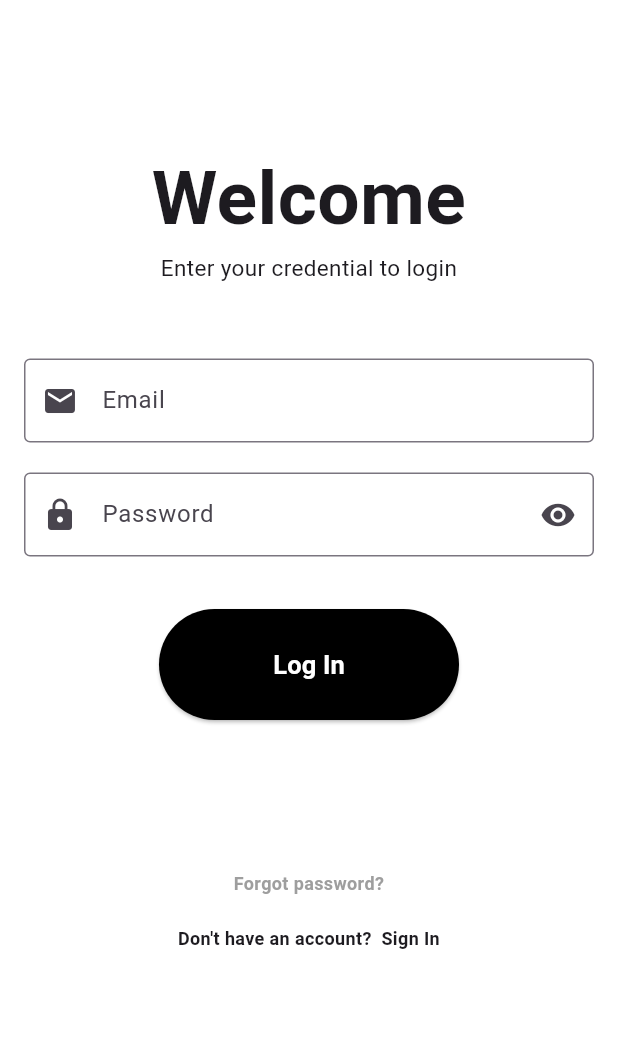
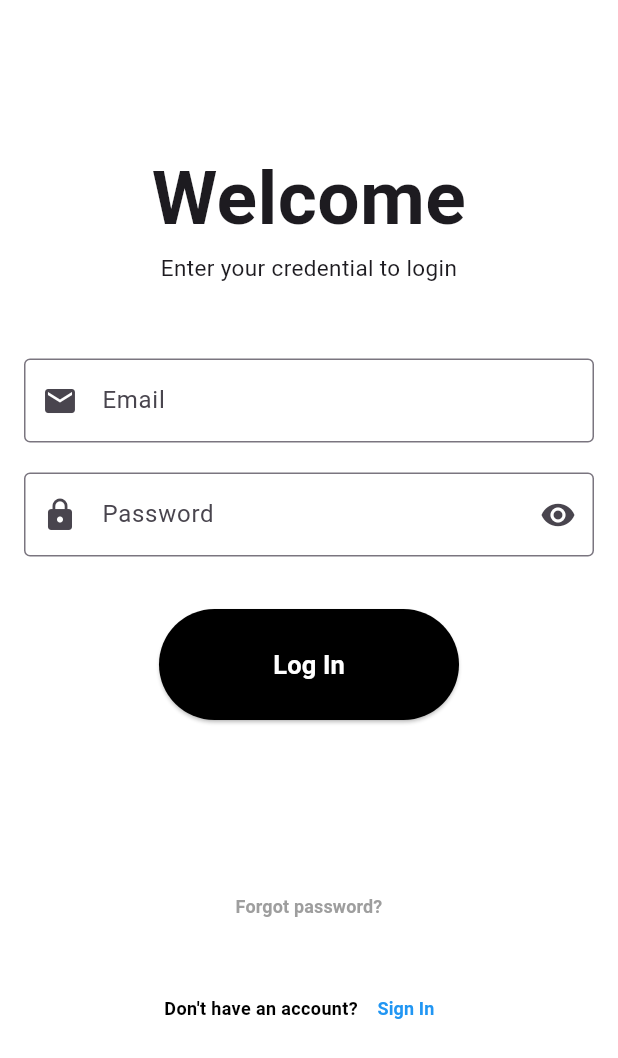
Before and after one commit to fritzjohn-wvsu/cc206-Hotel_Reservation_System, a Flutter app: the screen it shows after launch, on a phone screen of 412 x 824 dp. Shown: the top 1058 px of the screen. Run offline on Flutter 3.47's test engine with Material 3 defaults, Android fonts, the phone set to English and light mode, and no system bars.

```diff
--- a/lib/features/updated_login_page.dart
+++ b/lib/features/updated_login_page.dart
@@ -115,9 +115,16 @@ class _LoginState extends State<Login> {
                 ),
               ),
             ),
+
+
              const SizedBox(height: 100),
-            const Center(
-              child: Text(
+              // Forgot Password Button
+              Center(
+                child: TextButton(
+                  onPressed: () {
+                    // Define what happens when the 'Forgot password?' button is pressed
+                  },
+                  child: const Text(
                     'Forgot password?',
                     style: TextStyle(
                       fontSize: 12,
@@ -127,15 +134,37 @@ class _LoginState extends State<Login> {
                     textAlign: TextAlign.center,
                   ),
                 ),
+              ),
               const SizedBox(height: 20),
-            const Center(
-              child: Text(
-                'Don\'t have an account?  Sign In',
+              // Sign In Section
+              Center(
+                child: Row(
+                  mainAxisAlignment: MainAxisAlignment.center,
+                  children: [
+                    const Text(
+                      'Don\'t have an account?',
                       style: TextStyle(
                         fontSize: 12,
                         fontWeight: FontWeight.bold,
+                        color: Colors.black,
                       ),
                       textAlign: TextAlign.center,
+                    ),
+                    TextButton(
+                      onPressed: () {
+                        // Define what happens when the 'Sign In' button is pressed
+                      },
+                      child: const Text(
+                        'Sign In',
+                        style: TextStyle(
+                          fontSize: 12,
+                          fontWeight: FontWeight.bold,
+                          color: Colors.blue, // Optional color to make it stand out as a button
+                        ),
+                        textAlign: TextAlign.center,
+                      ),
+                    ),
+                  ],
                 ),
               ),
             ],
```
Lines whose indentation alone changed are shown as unchanged.
